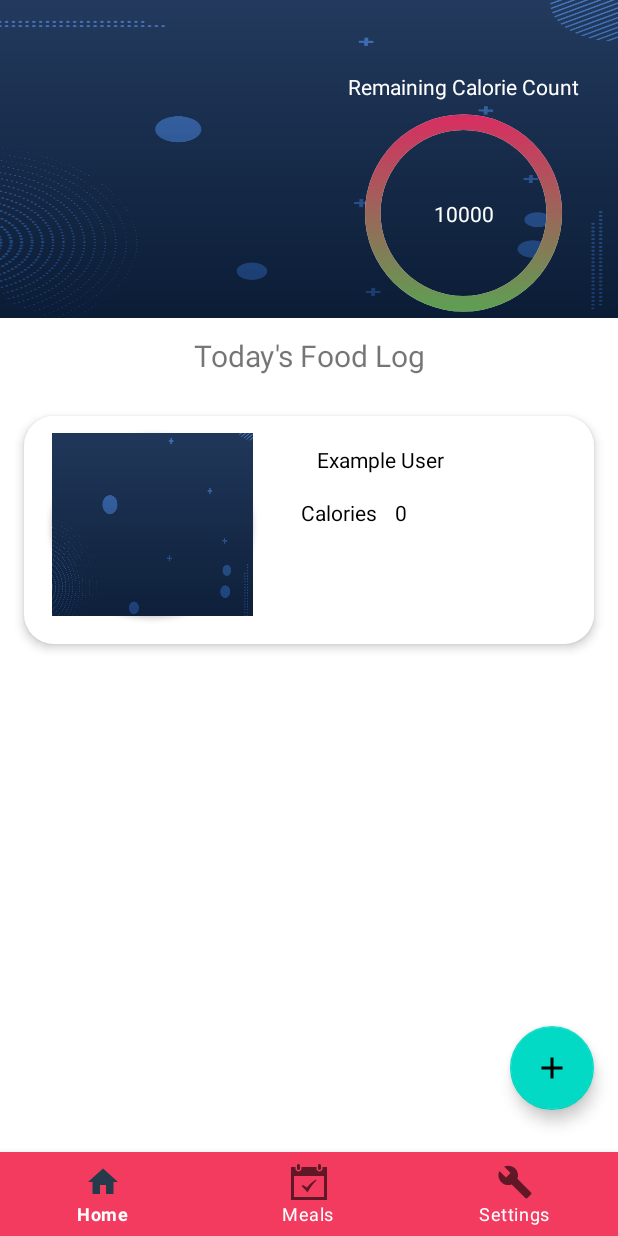
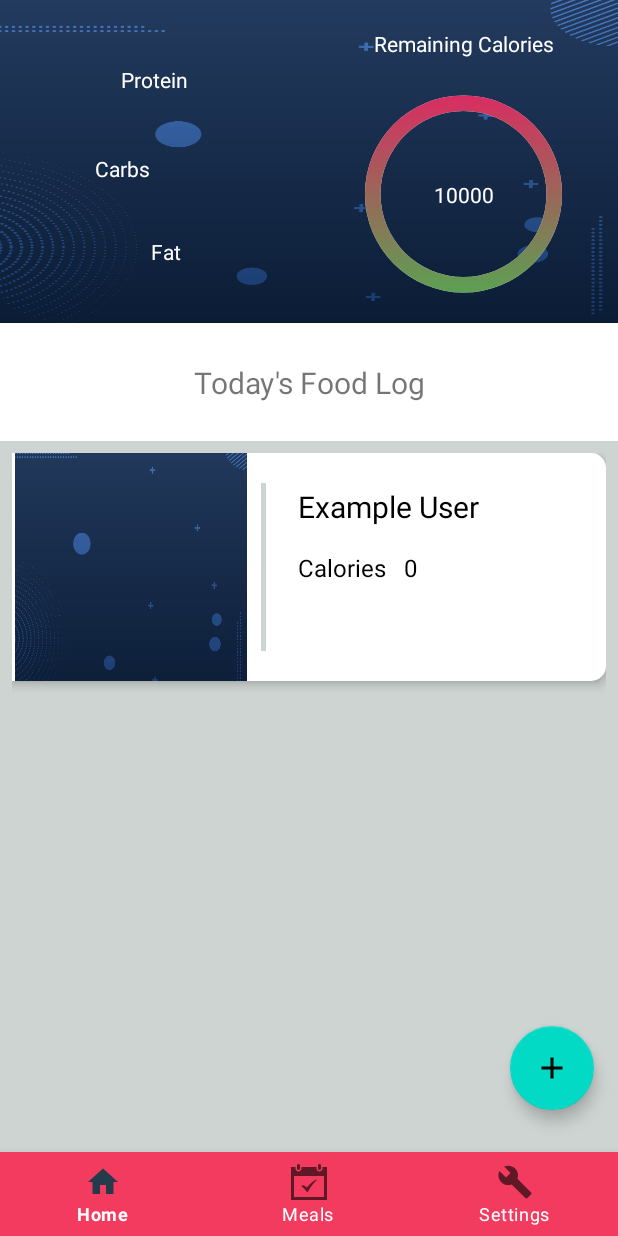
Before and after one commit to EChilin5/iTV, an Android app: the screen it shows after launch once a user with an empty profile is signed in (MainActivity), on a phone screen of 412 x 824 dp. Run offline under Robolectric (Android 15) with nearby library versions, the phone set to English and light mode, and no system bars; our stand-ins replace Firebase (no records; nobody signed in at launch, a user with empty details on screens opened directly), Picasso; libraries missing offline, so code that uses them is left out: com.androidplot.util, com.androidplot.xy; pictures from the network do not load.

Commit message:
updated design for DailyMealFragment.kt

```diff
--- a/app/src/main/java/eachillz/dev/itv/fragment/DailyMealFragment.kt
+++ b/app/src/main/java/eachillz/dev/itv/fragment/DailyMealFragment.kt
@@ -73,7 +73,7 @@ class DailyMealFragment : Fragment() {
 
         val date = getCurrentDateTime()
         dateFormated = date.toString("MM/dd/yyyy")
-        binding.tvCurrentDate.text = dateFormated
+//        binding.tvCurrentDate.text = dateFormated
 
         binding.fabSave.setOnClickListener {
 //            takePhoto()
@@ -157,13 +157,13 @@ class DailyMealFragment : Fragment() {
                 userMealArrayList.add(temp)
             }
             userRecylerView.adapter = UserMealAdapter(userMealArrayList)
-            binding.tvCurrentCalorieCounter.text = total.toString()
+//            binding.tvCurrentCalorieCounter.text = total.toString()
             binding.tvRemainingCaloriesCounter.text = calories.toString()
 
             val progress1 = ((total).toDouble() / 10000) *100
             val progress2 = 100 - progress1
 
-            binding.progressBar.progress = progress1.toInt()
+//            binding.progressBar.progress = progress1.toInt()
             binding.progressBar2.progress = progress2.toInt()
 
 
--- a/app/src/main/res/drawable/custombackground.xml
+++ b/app/src/main/res/drawable/custombackground.xml
@@ -3,7 +3,12 @@
     <item>
         <shape android:shape="rectangle">
             <solid android:color="#FFFFFF"></solid>
-            <corners android:radius="20dp" />
+            <corners
+                android:topLeftRadius="0dp"
+                android:topRightRadius="10dp"
+                android:bottomLeftRadius="0dp"
+                android:bottomRightRadius="10dp"
+                />
 
         </shape>
     </item>
--- a/app/src/main/res/layout/fragment_daily_meal.xml
+++ b/app/src/main/res/layout/fragment_daily_meal.xml
@@ -6,15 +6,19 @@
     android:layout_height="match_parent"
     tools:context=".fragment.DailyMealFragment">
 
+
     <androidx.constraintlayout.widget.ConstraintLayout
         android:id="@+id/rv_header"
         android:layout_width="match_parent"
         android:layout_height="215dp"
+        android:layout_marginBottom="5dp"
         android:background="@drawable/bacground_myfood"
         app:layout_constraintBottom_toTopOf="@+id/DailyMealGL2"
         app:layout_constraintEnd_toEndOf="@id/DailyMealGLVEnd"
+        app:layout_constraintHorizontal_bias="0.0"
         app:layout_constraintStart_toStartOf="@id/DailyMealGLv0"
-        app:layout_constraintTop_toTopOf="@id/DailyMealGL1">
+        app:layout_constraintTop_toTopOf="@id/DailyMealGL1"
+        app:layout_constraintVertical_bias="0.0">
 
         <TextView
             android:id="@+id/tvRemainingCalorieCountTitle"
@@ -22,7 +26,7 @@
             android:layout_height="wrap_content"
             android:layout_marginTop="10dp"
             android:gravity="center"
-            android:text="@string/remaining_calorie_count"
+            android:text="Remaining Calories"
             android:textColor="@color/white"
             app:layout_constraintBottom_toTopOf="@+id/HeaderGL3"
             app:layout_constraintEnd_toStartOf="@+id/HeaderGLv2"
@@ -67,7 +71,7 @@
             android:layout_height="wrap_content"
             android:orientation="vertical"
             app:layout_constraintGuide_begin="20dp"
-            app:layout_constraintGuide_percent="0.50" />
+            app:layout_constraintGuide_percent="0.5" />
 
         <androidx.constraintlayout.widget.Guideline
             android:id="@+id/HeaderGLv2"
@@ -91,7 +95,7 @@
             android:layout_height="wrap_content"
             android:orientation="horizontal"
             app:layout_constraintGuide_begin="20dp"
-            app:layout_constraintGuide_percent="0.17" />
+            app:layout_constraintGuide_percent="0.02" />
 
         <androidx.constraintlayout.widget.Guideline
             android:id="@+id/HeaderGL3"
@@ -99,7 +103,7 @@
             android:layout_height="wrap_content"
             android:orientation="horizontal"
             app:layout_constraintGuide_begin="20dp"
-            app:layout_constraintGuide_percent="0.35" />
+            app:layout_constraintGuide_percent="0.20" />
 
         <androidx.constraintlayout.widget.Guideline
             android:id="@+id/HeaderGLEnd"
@@ -109,9 +113,43 @@
             app:layout_constraintGuide_begin="20dp"
             app:layout_constraintGuide_percent="1.0" />
 
+        <TextView
+            android:id="@+id/tvHProteinCOUNT"
+            android:layout_width="wrap_content"
+            android:layout_height="wrap_content"
+            android:text="Protein"
+            android:textColor="@color/white"
+            app:layout_constraintEnd_toStartOf="@+id/HeaderGLmid"
+            app:layout_constraintStart_toStartOf="@+id/HeaderGLv1"
+            app:layout_constraintTop_toTopOf="@+id/HeaderGL3" />
+
+        <TextView
+            android:id="@+id/tvHCarbs"
+            android:layout_width="wrap_content"
+            android:layout_height="wrap_content"
+            android:layout_marginStart="16dp"
+            android:layout_marginTop="40dp"
+            android:text="Carbs"
+            android:textColor="@color/white"
+            app:layout_constraintEnd_toStartOf="@+id/HeaderGLmid"
+            app:layout_constraintHorizontal_bias="0.307"
+            app:layout_constraintStart_toStartOf="parent"
+            app:layout_constraintTop_toBottomOf="@+id/tvHProteinCOUNT" />
+
+        <TextView
+            android:id="@+id/tvHFat"
+            android:layout_width="wrap_content"
+            android:layout_height="wrap_content"
+            android:layout_marginTop="36dp"
+            android:text="@string/fat"
+            android:textColor="@color/white"
+            app:layout_constraintEnd_toStartOf="@+id/HeaderGLmid"
+            app:layout_constraintHorizontal_bias="0.54"
+            app:layout_constraintStart_toStartOf="@+id/HeaderGLv1"
+            app:layout_constraintTop_toBottomOf="@+id/tvHCarbs" />
+
 
     </androidx.constraintlayout.widget.ConstraintLayout>
-
 
     <TextView
         android:id="@+id/tvFoodLogTitle"
@@ -120,10 +158,10 @@
         android:layout_below="@+id/rv_header"
         android:layout_alignParentStart="true"
         android:layout_alignParentEnd="true"
-        android:layout_marginTop="12dp"
         android:gravity="center"
         android:text="@string/today_s_food_log_title"
         android:textSize="20sp"
+        app:layout_constraintBottom_toTopOf="@+id/rvDailyFood"
         app:layout_constraintEnd_toEndOf="parent"
         app:layout_constraintStart_toStartOf="parent"
         app:layout_constraintTop_toBottomOf="@+id/rv_header" />
@@ -135,6 +173,8 @@
         android:layout_below="@+id/tvFoodLogTitle"
         android:layout_alignParentEnd="true"
         android:layout_alignParentBottom="true"
+        android:layout_marginTop="10dp"
+        android:background="@color/item_background"
         android:padding="8dp"
         app:layout_constraintBottom_toBottomOf="parent"
         app:layout_constraintEnd_toEndOf="parent"
@@ -206,6 +246,6 @@
         android:layout_height="wrap_content"
         android:orientation="horizontal"
         app:layout_constraintGuide_begin="20dp"
-        app:layout_constraintGuide_percent="0.34" />
+        app:layout_constraintGuide_percent="0.37" />
 
 </androidx.constraintlayout.widget.ConstraintLayout>
--- a/app/src/main/res/layout/fragment_home.xml
+++ b/app/src/main/res/layout/fragment_home.xml
@@ -12,6 +12,7 @@
         android:id="@+id/rvHome"
         android:layout_width="0dp"
         android:layout_height="0dp"
+        android:background="@color/item_background"
         android:padding="8dp"
         app:layout_constraintBottom_toBottomOf="@id/HomeGLEnd"
         app:layout_constraintEnd_toEndOf="@id/HomeGLvEnd"
--- a/app/src/main/res/layout/fragment_overlayfood.xml
+++ b/app/src/main/res/layout/fragment_overlayfood.xml
@@ -80,14 +80,16 @@
         <androidx.recyclerview.widget.RecyclerView
             android:id="@+id/rvResults"
             android:layout_width="0dp"
-            android:layout_height="300dp"
+            android:layout_height="wrap_content"
             android:layout_marginTop="2dp"
+            android:background="@color/item_background"
             android:padding="6dp"
             app:layout_constraintBottom_toBottomOf="parent"
             app:layout_constraintEnd_toEndOf="parent"
             app:layout_constraintStart_toStartOf="parent"
             app:layout_constraintTop_toBottomOf="@+id/tvResults"
-            tools:listitem="@layout/user_food_item"
+            tools:listitem="@layout/item_food_result"
+
             />
     </androidx.constraintlayout.widget.ConstraintLayout>
 
--- a/app/src/main/res/layout/user_food_item.xml
+++ b/app/src/main/res/layout/user_food_item.xml
@@ -36,11 +36,9 @@
         android:layout_height="152dp"
         android:layout_centerHorizontal="true"
         android:layout_centerVertical="true"
-        android:layout_margin="8dp"
         android:layout_marginBottom="8dp"
         android:background="@drawable/custombackground"
         android:elevation="4dp"
-        android:padding="4dp"
         app:layout_constraintBottom_toBottomOf="parent"
         app:layout_constraintEnd_toEndOf="@id/FoodItemGLvEnd"
         app:layout_constraintStart_toStartOf="@id/FoodItemGLv1"
@@ -52,26 +50,26 @@
             android:layout_width="0dp"
             android:layout_height="0dp"
 
-            android:background="@drawable/circleimage"
             android:contentDescription="@string/sample_food_image"
-            android:elevation="2dp"
+            android:padding="2dp"
             app:layout_constraintBottom_toTopOf="@+id/FurtherDetailGLEnd"
             app:layout_constraintEnd_toStartOf="@+id/FurtherGuideLineV2"
+
             app:layout_constraintStart_toStartOf="@+id/FurtherGuideLineV1"
-
             app:layout_constraintTop_toTopOf="@id/FurterDetailGL1"
             app:srcCompat="@drawable/bacground_myfood"
             tools:srcCompat="@tools:sample/avatars" />
 
         <TextView
             android:id="@+id/tvFoodName"
-            android:layout_width="114dp"
+            android:layout_width="0dp"
             android:layout_height="wrap_content"
-            android:layout_marginStart="10dp"
-            android:layout_marginTop="8dp"
+            android:layout_marginStart="32dp"
+            android:layout_marginTop="22dp"
             android:layout_marginEnd="15dp"
             android:text="@string/salad"
             android:textColor="@color/black"
+            android:textSize="20sp"
             app:layout_constraintEnd_toEndOf="@id/FurtherGLVEnd"
             app:layout_constraintStart_toEndOf="@id/FurtherGuideLineV2"
             app:layout_constraintTop_toTopOf="@id/FurterDetailGL1" />
@@ -84,8 +82,23 @@
             android:layout_marginTop="16dp"
             android:text="@string/calories"
             android:textColor="@color/black"
+            android:textSize="16sp"
             app:layout_constraintStart_toEndOf="@id/FurtherGuideLineV2"
             app:layout_constraintTop_toBottomOf="@+id/tvFoodName" />
+
+
+        <View
+            android:layout_width="3dp"
+            android:layout_height="0dp"
+            android:layout_marginTop="20dp"
+            android:layout_marginBottom="20dp"
+            android:background="@color/item_background"
+            app:layout_constraintBottom_toBottomOf="parent"
+            app:layout_constraintEnd_toEndOf="parent"
+            app:layout_constraintHorizontal_bias="0.031"
+            app:layout_constraintStart_toStartOf="@+id/FurtherGuideLineV2"
+            app:layout_constraintTop_toTopOf="@+id/FurterDetailGL1"
+            app:layout_constraintVertical_bias="1.0" />
 
         <TextView
             android:id="@+id/tvCalorieCount"
@@ -95,6 +108,7 @@
             android:layout_marginTop="16dp"
             android:text="@string/_1000"
             android:textColor="@color/black"
+            android:textSize="16sp"
             app:layout_constraintEnd_toStartOf="@+id/FurtherGLVEnd"
             app:layout_constraintHorizontal_bias="0.0"
             app:layout_constraintStart_toEndOf="@+id/tvTotalCCalories"
@@ -106,7 +120,7 @@
             android:layout_height="wrap_content"
             android:orientation="horizontal"
             app:layout_constraintGuide_begin="20dp"
-            app:layout_constraintGuide_percent="0.05" />
+            app:layout_constraintGuide_percent="0.0" />
 
         <androidx.constraintlayout.widget.Guideline
             android:id="@+id/FurtherDetailGLEnd"
@@ -114,7 +128,7 @@
             android:layout_height="wrap_content"
             android:orientation="horizontal"
             app:layout_constraintGuide_begin="20dp"
-            app:layout_constraintGuide_percent="0.9" />
+            app:layout_constraintGuide_percent="1.0" />
 
         <androidx.constraintlayout.widget.Guideline
             android:id="@+id/FurtherGuideLineV1"
@@ -122,14 +136,14 @@
             android:layout_height="wrap_content"
             android:orientation="vertical"
             app:layout_constraintGuide_begin="20dp"
-            app:layout_constraintGuide_percent="0.04" />
+            app:layout_constraintGuide_percent="0.0" />
 
         <androidx.constraintlayout.widget.Guideline
             android:id="@+id/FurtherGuideLineV2"
             android:layout_width="wrap_content"
             android:layout_height="wrap_content"
             android:orientation="vertical"
-            app:layout_constraintGuide_begin="20dp"
+            app:layout_constraintGuide_begin="137dp"
             app:layout_constraintGuide_percent="0.4" />
 
         <androidx.constraintlayout.widget.Guideline
@@ -138,7 +152,7 @@
             android:layout_height="wrap_content"
             android:orientation="vertical"
             app:layout_constraintGuide_begin="20dp"
-            app:layout_constraintGuide_percent="0.95" />
+            app:layout_constraintGuide_percent="1.0" />
 
     </androidx.constraintlayout.widget.ConstraintLayout>
 
--- a/app/src/main/res/values/colors.xml
+++ b/app/src/main/res/values/colors.xml
@@ -13,4 +13,5 @@
     <color name="extra_light_grey">#E8EBEC</color>
     <color name="light_blue">#B1CDE4</color>
     <color name="underline">#D8D6D6</color>
+    <color name="item_background">#cdd4d2</color>
 </resources>
```
Also changed, not shown: app/src/main/java/eachillz/dev/itv/adapter/FoodResultAdapter.kt (+8 -8 lines), app/src/main/res/layout/item_food_result.xml (added, +86 -0 lines).
